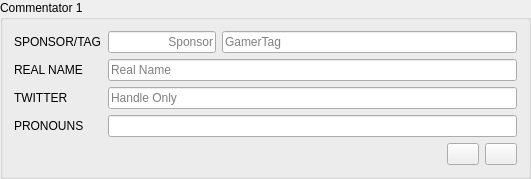
First picture: the form in src/layout/AutonaCommentator.ui, repository yuya-tagu/Autona, before the edit.
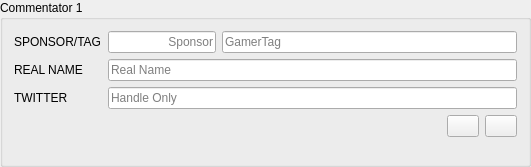
Second picture: the form after the edit.

```diff
--- a/src/layout/AutonaCommentator.ui
+++ b/src/layout/AutonaCommentator.ui
@@ -85,17 +85,6 @@
      </property>
     </widget>
    </item>
-   <item row="4" column="0">
-    <widget class="QLabel" name="pronounLabel">
-     <property name="text">
-      <string>PRONOUNS</string>
-     </property>
-    </widget>
-   </item>
-   <item row="4" column="0" colspan="2">
-    <widget class="QLineEdit" name="pronoun">
-    </widget>
-   </item>
    <item row="5" column="0" colspan="2">
     <layout class="QHBoxLayout" name="horizontalLayout_4">
      <item>
```
